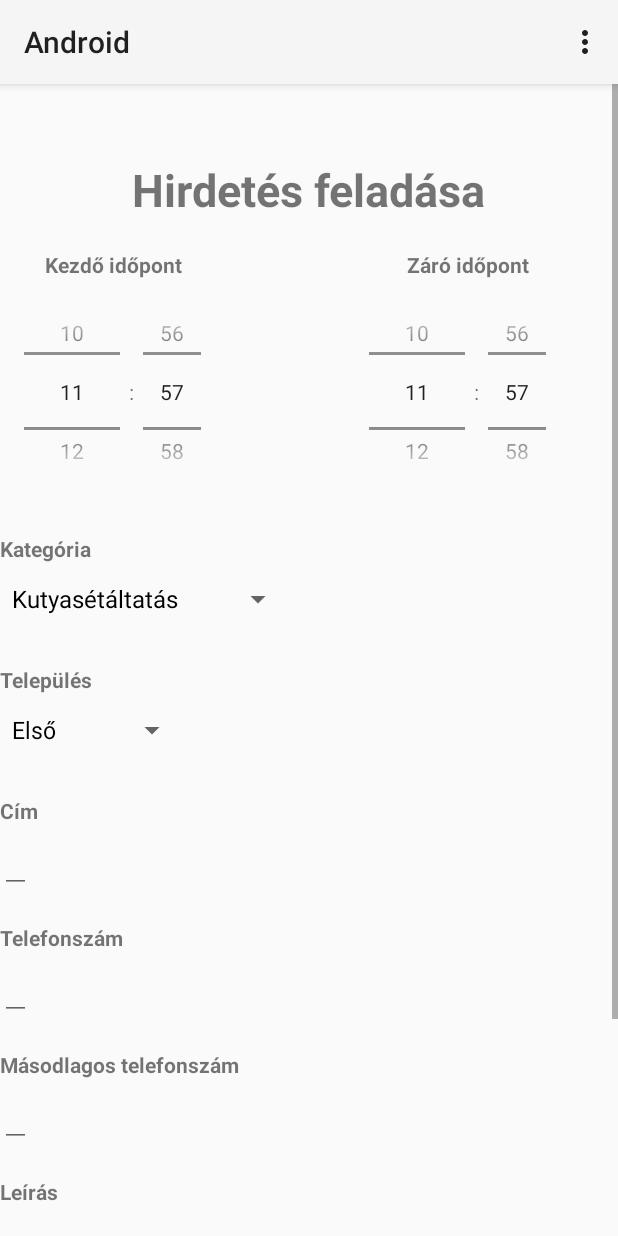
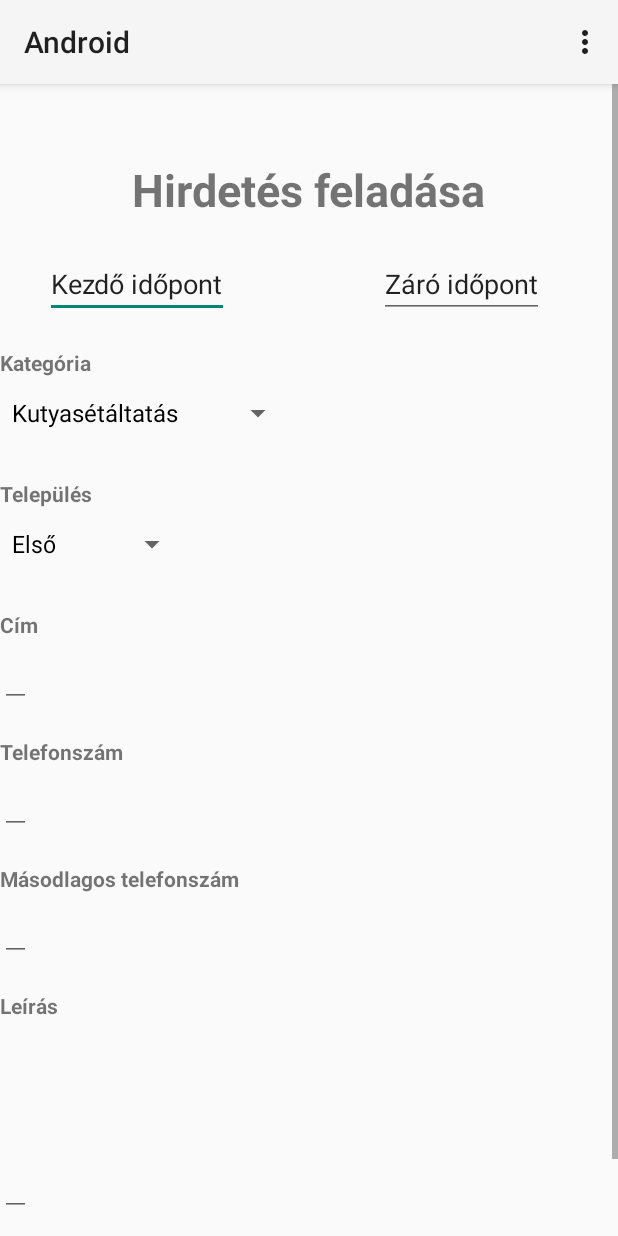
Before and after one commit to denesevelin/Vizsgaremek_Android, an Android app: the HirdetesFeladasa screen opened directly, with no data from a screen before it, on a phone screen of 412 x 824 dp. Run offline under Robolectric (Android 15) with nearby library versions, the phone set to English and light mode, and no system bars.

Commit message:
Hirdetés feladásánál kezdő- és záróidőpont átalakítása

```diff
--- a/app/src/main/java/com/example/android/HirdetesFeladasa.java
+++ b/app/src/main/java/com/example/android/HirdetesFeladasa.java
@@ -3,18 +3,26 @@ package com.example.android;
 import androidx.annotation.NonNull;
 import androidx.appcompat.app.AppCompatActivity;
 
+import android.app.DatePickerDialog;
+import android.app.TimePickerDialog;
 import android.content.Intent;
 import android.os.Bundle;
 import android.view.Menu;
 import android.view.MenuItem;
+import android.view.View;
 import android.widget.ArrayAdapter;
+import android.widget.DatePicker;
+import android.widget.EditText;
 import android.widget.Spinner;
 import android.widget.TimePicker;
 
+import java.text.SimpleDateFormat;
+import java.util.Calendar;
+
 public class HirdetesFeladasa extends AppCompatActivity {
 
-    private TimePicker TimePickerKezdoIdopt;
-    private Spinner SpinnerKategoriaFelad, SpinnerTelepulesFelad;
+    EditText editTextKezdoIdopt, editTextZaroIdopt;
+    private Spinner spinnerKategoriaFelad, spinnerTelepulesFelad;
 
     @Override
     protected void onCreate(Bundle savedInstanceState) {
@@ -22,27 +30,95 @@ public class HirdetesFeladasa extends AppCompatActivity {
         setContentView(R.layout.activity_hirdetes_feladasa);
 
         init();
-        TimePickerKezdoIdopt.setIs24HourView(true);
         kategoriakBetoltese();
         telepulesekBetoltese();
+
+        editTextKezdoIdopt.setOnClickListener(new View.OnClickListener() {
+            @Override
+            public void onClick(View view) {
+                kezdoidopont(editTextKezdoIdopt);
+            }
+        });
+
+        editTextZaroIdopt.setOnClickListener(new View.OnClickListener() {
+            @Override
+            public void onClick(View view) {
+                zaroidopont(editTextZaroIdopt);
+            }
+        });
     }
 
+
+
     public void init(){
-        TimePickerKezdoIdopt = findViewById(R.id.TimePickerKezdoIdopt);
-        SpinnerKategoriaFelad = findViewById(R.id.SpinnerKategoriaFelad);
-        SpinnerTelepulesFelad = findViewById(R.id.SpinnerTelepulesFelad);
+        editTextKezdoIdopt = findViewById(R.id.editTextKezdoIdopt);
+        editTextZaroIdopt = findViewById(R.id.editTextZaroIdopt);
+        spinnerKategoriaFelad = findViewById(R.id.spinnerKategoriaFelad);
+        spinnerTelepulesFelad = findViewById(R.id.spinnerTelepulesFelad);
+    }
+
+    private void kezdoidopont(EditText editTextKezdoIdopt) {
+        Calendar calendar = Calendar.getInstance();
+        DatePickerDialog.OnDateSetListener dateSetListener = new DatePickerDialog.OnDateSetListener() {
+            @Override
+            public void onDateSet(DatePicker view, int year, int month, int dayOfMonth) {
+                calendar.set(Calendar.YEAR,year);
+                calendar.set(Calendar.MONTH,month);
+                calendar.set(Calendar.DAY_OF_MONTH,dayOfMonth);
+
+                TimePickerDialog.OnTimeSetListener timeSetListener = new TimePickerDialog.OnTimeSetListener(){
+                    @Override
+                    public void onTimeSet(TimePicker view, int hourOfDay, int minute){
+                        calendar.set(Calendar.HOUR_OF_DAY,hourOfDay);
+                        calendar.set(Calendar.MINUTE,minute);
+
+                        SimpleDateFormat simpleDateFormat = new SimpleDateFormat("yy-MM-dd HH:mm");
+
+                        editTextKezdoIdopt.setText(simpleDateFormat.format(calendar.getTime()));
+                    }
+                };
+                new TimePickerDialog(HirdetesFeladasa.this,timeSetListener,calendar.get(Calendar.HOUR_OF_DAY),calendar.get(Calendar.MINUTE),false).show();
+            }
+        };
+        new DatePickerDialog(HirdetesFeladasa.this,dateSetListener,calendar.get(Calendar.YEAR), calendar.get(Calendar.MONTH), calendar.get(Calendar.DAY_OF_MONTH)).show();
+    }
+
+    private void zaroidopont(EditText editTextZaroIdopt) {
+        Calendar calendar = Calendar.getInstance();
+        DatePickerDialog.OnDateSetListener dateSetListener = new DatePickerDialog.OnDateSetListener() {
+            @Override
+            public void onDateSet(DatePicker view, int year, int month, int dayOfMonth) {
+                calendar.set(Calendar.YEAR,year);
+                calendar.set(Calendar.MONTH,month);
+                calendar.set(Calendar.DAY_OF_MONTH,dayOfMonth);
+
+                TimePickerDialog.OnTimeSetListener timeSetListener = new TimePickerDialog.OnTimeSetListener(){
+                    @Override
+                    public void onTimeSet(TimePicker view, int hourOfDay, int minute){
+                        calendar.set(Calendar.HOUR_OF_DAY,hourOfDay);
+                        calendar.set(Calendar.MINUTE,minute);
+
+                        SimpleDateFormat simpleDateFormat = new SimpleDateFormat("yy-MM-dd HH:mm");
+
+                        editTextZaroIdopt.setText(simpleDateFormat.format(calendar.getTime()));
+                    }
+                };
+                new TimePickerDialog(HirdetesFeladasa.this,timeSetListener,calendar.get(Calendar.HOUR_OF_DAY),calendar.get(Calendar.MINUTE),false).show();
+            }
+        };
+        new DatePickerDialog(HirdetesFeladasa.this,dateSetListener,calendar.get(Calendar.YEAR), calendar.get(Calendar.MONTH), calendar.get(Calendar.DAY_OF_MONTH)).show();
     }
 
     public void kategoriakBetoltese(){
         String[] items = new String[]{"Kutyasétáltatás", "Vásárlás", "Takarítás", "Személyszállítás", "Idősgondozás", "Gyermekfelügyelet", "Szerelés", "Társalgás", "Korrepetálás", "Főzés", "Kertészkedés", "Egyéb"};
         ArrayAdapter<String> adapter = new ArrayAdapter<>(this, android.R.layout.simple_spinner_dropdown_item, items);
-        SpinnerKategoriaFelad.setAdapter(adapter);
+        spinnerKategoriaFelad.setAdapter(adapter);
     }
 
     public void telepulesekBetoltese(){
         String[] items = new String[]{"Első", "Második", "..."};
         ArrayAdapter<String> adapter = new ArrayAdapter<>(this, android.R.layout.simple_spinner_dropdown_item, items);
-        SpinnerTelepulesFelad.setAdapter(adapter);
+        spinnerTelepulesFelad.setAdapter(adapter);
     }
 
     @Override
--- a/app/src/main/res/layout/activity_hirdetes_feladasa.xml
+++ b/app/src/main/res/layout/activity_hirdetes_feladasa.xml
@@ -22,46 +22,31 @@
             android:layout_marginTop="50dp"
             android:id="@+id/textViewHirdetesFeladasa"/>
 
-        <TextView
+        <EditText
             android:layout_width="wrap_content"
             android:layout_height="wrap_content"
             android:text="Kezdő időpont"
             android:layout_below="@id/textViewHirdetesFeladasa"
-            android:textStyle="bold"
             android:layout_marginTop="20dp"
             android:layout_marginLeft="30dp"
-            android:id="@+id/textViewKezdoIdopt"/>
-        <TimePicker
-            android:layout_width="150dp"
-            android:layout_height="150dp"
-            android:timePickerMode="spinner"
-            android:layout_below="@+id/textViewKezdoIdopt"
-            android:id="@+id/TimePickerKezdoIdopt"/>
+            android:id="@+id/editTextKezdoIdopt"/>
 
-        <TextView
+        <EditText
             android:layout_width="wrap_content"
             android:layout_height="wrap_content"
             android:text="Záró időpont"
             android:layout_below="@id/textViewHirdetesFeladasa"
-            android:textStyle="bold"
-            android:layout_toEndOf="@+id/textViewKezdoIdopt"
-            android:layout_marginLeft="150dp"
+            android:layout_toEndOf="@+id/editTextKezdoIdopt"
+            android:layout_marginLeft="100dp"
             android:layout_marginTop="20dp"
-            android:id="@+id/textViewZaroIdopt"/>
-        <TimePicker
-            android:layout_width="150dp"
-            android:layout_height="150dp"
-            android:timePickerMode="spinner"
-            android:layout_below="@+id/textViewKezdoIdopt"
-            android:layout_toEndOf="@+id/TimePickerKezdoIdopt"
-            android:layout_marginLeft="80dp"
-            android:id="@+id/TimePickerZaroIdopt"/>
+            android:id="@+id/editTextZaroIdopt"/>
+
 
         <TextView
             android:layout_width="wrap_content"
             android:layout_height="wrap_content"
             android:text="Kategória"
-            android:layout_below="@id/TimePickerKezdoIdopt"
+            android:layout_below="@id/editTextKezdoIdopt"
             android:textStyle="bold"
             android:layout_marginTop="20dp"
             android:id="@+id/textViewKategoriaFelad"/>
@@ -71,13 +56,13 @@
             android:layout_height="wrap_content"
             android:layout_below="@+id/textViewKategoriaFelad"
             android:spinnerMode="dropdown"
-            android:id="@+id/SpinnerKategoriaFelad"/>
+            android:id="@+id/spinnerKategoriaFelad"/>
 
         <TextView
             android:layout_width="wrap_content"
             android:layout_height="wrap_content"
             android:text="Település"
-            android:layout_below="@id/SpinnerKategoriaFelad"
+            android:layout_below="@id/spinnerKategoriaFelad"
             android:textStyle="bold"
             android:layout_marginTop="20dp"
             android:id="@+id/textViewTelepulesFelad"/>
@@ -87,13 +72,13 @@
             android:layout_height="wrap_content"
             android:layout_below="@+id/textViewTelepulesFelad"
             android:spinnerMode="dropdown"
-            android:id="@+id/SpinnerTelepulesFelad"/>
+            android:id="@+id/spinnerTelepulesFelad"/>
 
         <TextView
             android:layout_width="wrap_content"
             android:layout_height="wrap_content"
             android:text="Cím"
-            android:layout_below="@id/SpinnerTelepulesFelad"
+            android:layout_below="@id/spinnerTelepulesFelad"
             android:textStyle="bold"
             android:layout_marginTop="20dp"
             android:id="@+id/textViewCimFelad"/>
```
